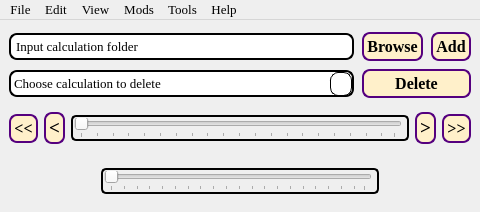
Babaykaa/VaspReader, file QT_GUI/VRVisualGUI.ui: the form before one commit.
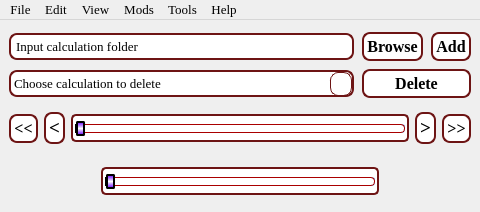
The form after the commit. Icons and pictures are not drawn.

Commit message: QT_Version 0.0.2 -2 GUIs ready to implement -GUI for processing in work

```diff
--- a/QT_GUI/VRVisualGUI.ui
+++ b/QT_GUI/VRVisualGUI.ui
@@ -24,8 +24,8 @@
   </property>
   <property name="maximumSize">
    <size>
-    <width>1440</width>
-    <height>636</height>
+    <width>720</width>
+    <height>318</height>
    </size>
   </property>
   <property name="windowTitle">
@@ -36,12 +36,22 @@
     <normaloff>../VR_icons/VR-logo.ico</normaloff>../VR_icons/VR-logo.ico</iconset>
   </property>
   <property name="autoFillBackground">
-   <bool>true</bool>
+   <bool>false</bool>
   </property>
   <property name="styleSheet">
-   <string notr="true">QLineEdit{
+   <string notr="true">QWidget#centralwidget{
+	background-image: url(:/visual/VRVisual_background.png);
+	background-position: right bottom;
+}
+QLineEdit{
   border-radius: 8px;
-  border: 2px solid #000000;
+  border: 2px solid rgb(109, 20, 20);
+  padding: 3px 3px;
+}
+QLineEdit:hover{
+  border-radius: 8px;
+  background-color: rgb(255, 248, 231);
+  border: 1px solid rgb(109, 20, 20);
   padding: 3px 3px;
 }
 QLineEdit:focus {
@@ -52,11 +62,11 @@
   color: #000000;
 }
 QPushButton {
-  background-color: rgb(255, 240, 202);
+  background-color: rgb(255, 255, 255);
   color: black;
   font-weight: 600;
   border-radius: 8px;
-  border: 2px solid rgb(85, 0, 127);
+  border: 2px solid rgb(109, 20, 20);
   padding: 3px 3px;
   margin-top: 0px;
   outline: 0px;
@@ -71,14 +81,14 @@
 }
 QComboBox {
   border-radius: 8px;
-  border: 2px solid #000000;
+  border: 2px solid rgb(109, 20, 20);
   padding: 3px 3px;
 }
 QComboBox::drop-down {
   width: 18px;
   height:22px;
   padding: 0px 1px;
-  border: 1px solid #000000;
+  border: 1px solid rgb(109, 20, 20);
   border-radius: 8px;
 }
 QComboBox::down-arrow {
@@ -106,8 +116,47 @@
 	background-color: rgb(255, 250, 237);
 }
 QFrame{
-  border: 2px solid #000000;
+  border: 2px solid rgb(109, 20, 20);
   border-radius: 5px;
+	background-color: rgb(255, 255, 255);
+}
+QFrame:hover{
+  background-color: rgb(255, 248, 231);
+  border: 1px solid rgb(109, 20, 20);
+  background-color: rgb(255, 248, 231);
+}
+QSlider{
+  background-color: rgb(255, 255, 255);
+}
+QSlider:hover{
+  background-color: rgb(255, 248, 231);
+}
+
+QSlider::groove:horizontal{
+border: 1px solid #637EB8;
+background: white;
+height: 7px;
+border-radius: 3px;
+}
+QSlider::sub-page:horizontal {
+background: qlineargradient(spread:reflect, x1:0.534, y1:0, x2:0.534, y2:0.5, stop:0 rgba(106, 0, 255, 255), stop:1 rgba(255, 255, 255, 255));
+border: 1px solid rgb(0, 0, 0);
+height: 10px;
+border-radius: 4px;
+}
+QSlider::add-page:horizontal {
+background: #fff;
+border: 1px solid rgb(170, 0, 0);
+height: 10px;
+border-radius: 4px;
+}
+QSlider::handle:horizontal{
+background: qlineargradient(spread:reflect, x1:0.534, y1:0, x2:0.534, y2:0.5, stop:0 rgba(106, 0, 255, 255), stop:1 rgba(255, 255, 255, 255));
+border: 2px solid rgb(0, 0, 0);
+width: 5px;
+margin-top: -4px;
+margin-bottom: -4px;
+border-radius: 2px;
 }</string>
   </property>
   <property name="inputMethodHints">
@@ -132,6 +181,9 @@
      <verstretch>0</verstretch>
     </sizepolicy>
    </property>
+   <property name="styleSheet">
+    <string notr="true"/>
+   </property>
    <layout class="QGridLayout" name="gridLayout" rowstretch="0,0,0,0,0" columnstretch="0,1,0,0">
     <property name="topMargin">
      <number>12</number>
@@ -190,6 +242,9 @@
            <verstretch>0</verstretch>
           </sizepolicy>
          </property>
+         <property name="autoFillBackground">
+          <bool>false</bool>
+         </property>
          <property name="frameShape">
           <enum>QFrame::Box</enum>
          </property>
@@ -204,16 +259,16 @@
          </property>
          <layout class="QVBoxLayout" name="verticalLayout_2">
           <property name="leftMargin">
-           <number>1</number>
+           <number>2</number>
           </property>
           <property name="topMargin">
-           <number>1</number>
+           <number>2</number>
           </property>
           <property name="rightMargin">
-           <number>5</number>
+           <number>2</number>
           </property>
           <property name="bottomMargin">
-           <number>1</number>
+           <number>2</number>
           </property>
           <item>
            <widget class="QSlider" name="stepSlider">
@@ -230,7 +285,7 @@
              <string/>
             </property>
             <property name="autoFillBackground">
-             <bool>true</bool>
+             <bool>false</bool>
             </property>
             <property name="singleStep">
              <number>1</number>
@@ -448,6 +503,9 @@
            <verstretch>0</verstretch>
           </sizepolicy>
          </property>
+         <property name="autoFillBackground">
+          <bool>false</bool>
+         </property>
          <property name="frameShape">
           <enum>QFrame::Box</enum>
          </property>
@@ -462,16 +520,16 @@
          </property>
          <layout class="QVBoxLayout" name="verticalLayout">
           <property name="leftMargin">
-           <number>1</number>
+           <number>2</number>
           </property>
           <property name="topMargin">
-           <number>1</number>
+           <number>2</number>
           </property>
           <property name="rightMargin">
-           <number>5</number>
+           <number>2</number>
           </property>
           <property name="bottomMargin">
-           <number>1</number>
+           <number>2</number>
           </property>
           <item>
            <widget class="QSlider" name="speedSlider">
@@ -488,7 +546,7 @@
              <string/>
             </property>
             <property name="autoFillBackground">
-             <bool>true</bool>
+             <bool>false</bool>
             </property>
             <property name="singleStep">
              <number>1</number>
```
Left out of the diff: 33 changed lines with no effect on the pictures. The commit also changes 3 other files.
